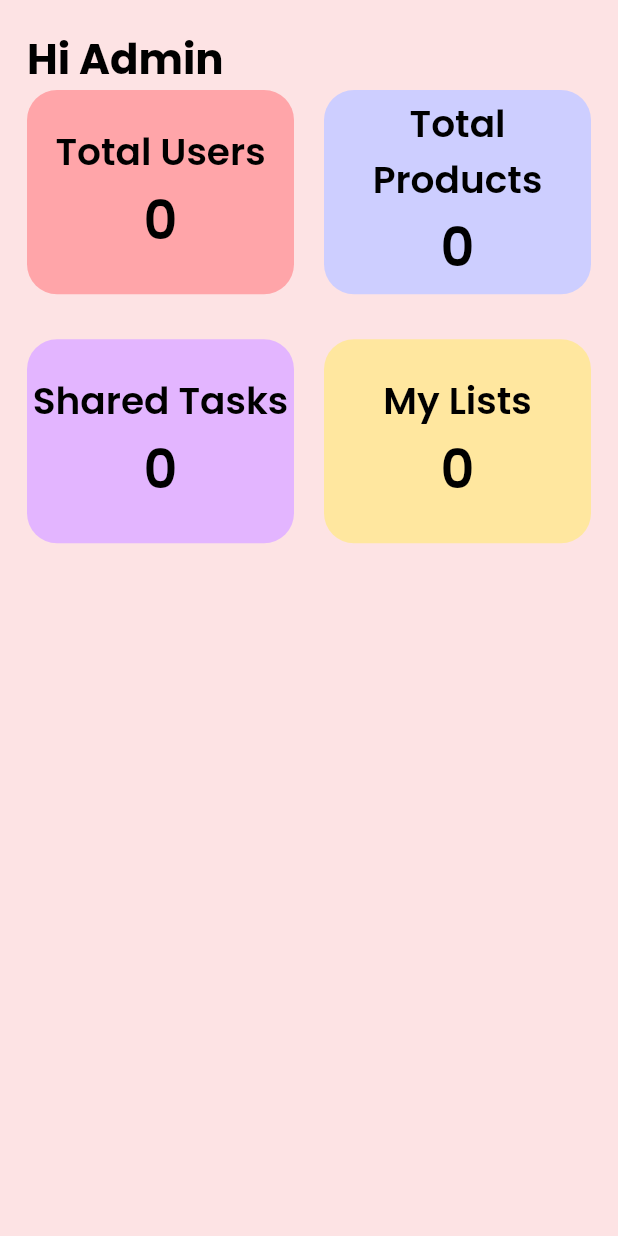
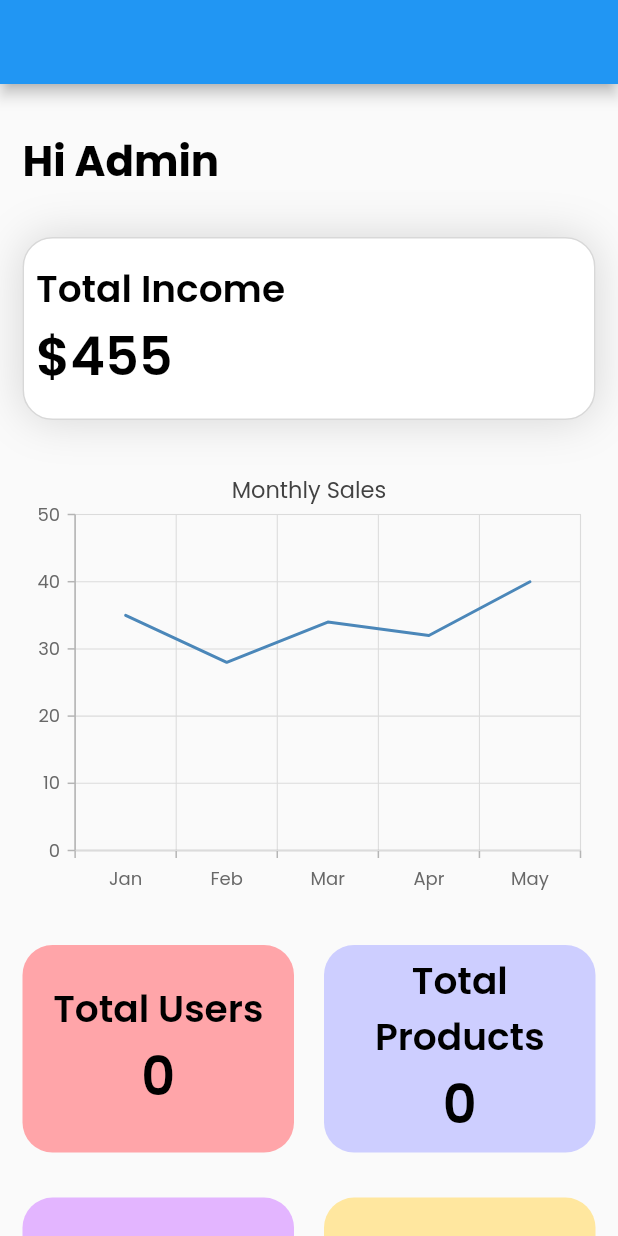
Before and after one commit to MJdugule/sellrateadmin, a Flutter app: the HomeScreen screen opened directly, on a phone screen of 412 x 824 dp. Run offline on Flutter 3.47's test engine with Material 2 defaults, Android fonts, the light colour scheme and no system bars; our stand-ins replace cloud_firestore, firebase_auth, firebase_core, flutter_easyloading, google_fonts, intl_phone_field and 1 more; accounts and stored records are empty.

```diff
--- a/lib/main.dart
+++ b/lib/main.dart
@@ -32,7 +32,7 @@ class MyApp extends StatelessWidget {
       title: 'Flutter Demo',
       debugShowCheckedModeBanner: false,
       theme: ThemeData(
-        scaffoldBackgroundColor: Color.fromARGB(255, 253, 227, 228),
+      //  scaffoldBackgroundColor: Color.fromARGB(255, 252, 243, 244),
         textTheme: GoogleFonts.poppinsTextTheme(),
       ),
       home: const AuthWrapper(),
--- a/lib/providers/auth_provider.dart
+++ b/lib/providers/auth_provider.dart
@@ -8,13 +8,10 @@ class AuthenticationProvider with ChangeNotifier{
 
   Future<UserCredential?>? register(email, password) async {
 
-    UserService().getAdminCredentials(email).then((value) async {
-        if(value.exists){
-          if(value['email'] == email){
-            if(value['password']== password){
 
+              UserCredential? userCredential;
               try{
-                UserCredential userCredential = await FirebaseAuth.instance.signInAnonymously();
+                userCredential = await FirebaseAuth.instance.signInAnonymously();
                 // if(userCredential != null){
                 //   progressDialog.dismiss();
                 //   Navigator.pushReplacementNamed(context, HomeScreen.id);
@@ -30,30 +27,13 @@ class AuthenticationProvider with ChangeNotifier{
                 );
 
               }
-              return;
-            }
+              return userCredential;
+
            // progressDialog.dismiss();
-          UserService().showMyDialog(
-            //context: context,
-            title: 'Incorrect Password',
-            message: 'Password you have entered is invalid'
-          );
-            return;
-          }
+
           //progressDialog.dismiss();
-          UserService().showMyDialog(
-           // context: context,
-            title: 'Invalid Username',
-            message: 'Username you have entered is incorrect'
-          );
-        }
-        //progressDialog.dismiss();
-          UserService().showMyDialog(
-           // context: context,
-            title: 'Invalid Username',
-            message: 'Username you have entered is incorrect'
-          );
-      });
+
+
 
     notifyListeners();
 
--- /dev/null
+++ b/lib/screens/home/component/chart.dart
@@ -0,0 +1,79 @@
+import 'package:flutter/cupertino.dart';
+import 'package:flutter/material.dart';
+import 'package:syncfusion_flutter_charts/charts.dart';
+import 'package:syncfusion_flutter_charts/sparkcharts.dart';
+
+class HomeChart extends StatefulWidget {
+  const HomeChart({Key? key}) : super(key: key);
+
+  @override
+  State<HomeChart> createState() => _HomeChartState();
+}
+
+class _HomeChartState extends State<HomeChart> {
+  List<_SalesData> data = [
+    _SalesData('Jan', 35),
+    _SalesData('Feb', 28),
+    _SalesData('Mar', 34),
+    _SalesData('Apr', 32),
+    _SalesData('May', 40)
+  ];
+  @override
+  Widget build(BuildContext context) {
+    return Padding(
+      padding: const EdgeInsets.symmetric(horizontal:15.0, vertical: 25),
+      child: Center(
+          child: SizedBox(
+
+            child: Column(
+              children: [
+                SfCartesianChart(primaryXAxis: CategoryAxis(),
+                    // Chart title
+                    title: ChartTitle(text: 'Monthly Sales'),
+                    // Enable legend
+                    //legend: Legend(isVisible: true),
+                    // Enable tooltip
+                    tooltipBehavior: TooltipBehavior(enable: true),
+                    series: <ChartSeries<_SalesData, String>>[
+                      LineSeries<_SalesData, String>(
+                          dataSource: data,
+                          xValueMapper: (_SalesData sales, _) => sales.year,
+                          yValueMapper: (_SalesData sales, _) => sales.sales,
+                         name: '',
+                          // Enable data label
+                          //dataLabelSettings: const DataLabelSettings(isVisible: true)
+                      )
+                    ]),
+
+            // Expanded(
+            //     child: Padding(
+            //       padding: const EdgeInsets.all(8.0),
+            //       //Initialize the spark charts widget
+            //       child: SfSparkLineChart.custom(
+            //         //Enable the trackball
+            //         trackball: const SparkChartTrackball(
+            //             activationMode: SparkChartActivationMode.tap),
+            //         //Enable marker
+            //         marker: const SparkChartMarker(
+            //             displayMode: SparkChartMarkerDisplayMode.all),
+            //         //Enable data label
+            //         labelDisplayMode: SparkChartLabelDisplayMode.all,
+            //         xValueMapper: (int index) => data[index].year,
+            //         yValueMapper: (int index) => data[index].sales,
+            //         dataCount: 5,
+            //       ),
+            //     ),)
+            ],
+            ),
+          )
+      ),
+    );
+  }
+}
+
+class _SalesData {
+  _SalesData(this.year, this.sales);
+
+  final String year;
+  final double sales;
+}
--- a/lib/screens/home/component/homeboxes.dart
+++ b/lib/screens/home/component/homeboxes.dart
@@ -18,7 +18,9 @@ class _HomeBoxesState extends State<HomeBoxes> {
   Widget build(BuildContext context) {
     final _productProvider = Provider.of<ProductProvider>(context);
     _productProvider.getproductTotal();
-    return ConstrainedBox(
+    return Padding(
+        padding: const EdgeInsets.symmetric(horizontal:15.0),
+      child: ConstrainedBox(
         constraints: const BoxConstraints(maxWidth: 550),
         child: GridView.count(
           crossAxisCount: 2,
@@ -73,6 +75,7 @@ class _HomeBoxesState extends State<HomeBoxes> {
                     text: '${_productProvider.productQty}')),
           ],
         ),
+      ),
     );
   }
 }
--- /dev/null
+++ b/lib/screens/home/component/revenue.dart
@@ -0,0 +1,58 @@
+import 'package:flutter/cupertino.dart';
+import 'package:flutter/material.dart';
+import 'package:google_fonts/google_fonts.dart';
+
+class Revenue extends StatefulWidget {
+  const Revenue({Key? key}) : super(key: key);
+
+  @override
+  State<Revenue> createState() => _RevenueState();
+}
+
+class _RevenueState extends State<Revenue> {
+  @override
+  Widget build(BuildContext context) {
+    return Padding(
+      padding: const EdgeInsets.symmetric(horizontal:15.0),
+      child: Container(
+        decoration: BoxDecoration(
+          border: Border.all(color: Colors.grey.withOpacity(.4), ),
+            boxShadow: [
+              BoxShadow(
+                color: Colors.grey.withOpacity(.4),
+                offset: const Offset(0, 0),
+                blurRadius: 25,
+              ),
+            ],
+            color: Colors.white, borderRadius: BorderRadius.circular(20)),
+        child: Padding(
+          padding: const EdgeInsets.only(left: 8.0, top: 15, bottom: 15),
+          child: Column(
+            mainAxisAlignment: MainAxisAlignment.center,
+            crossAxisAlignment: CrossAxisAlignment.start,
+            children: [
+              Text(
+                'Total Income',
+                style: GoogleFonts.poppins(
+                  fontWeight: FontWeight.w600,
+                  color: Colors.black,
+                  fontSize: 25,
+                ),
+                textAlign: TextAlign.center,
+              ), Text(
+                '\$455',
+                style: GoogleFonts.poppins(
+                  fontWeight: FontWeight.w600,
+                  color: Colors.black,
+                  fontSize: 35,
+                ),
+                textAlign: TextAlign.center,
+              ),
+            ],
+          ),
+        ),
+        // ),
+      ),
+    );
+  }
+}
--- a/lib/screens/home/homescreen.dart
+++ b/lib/screens/home/homescreen.dart
@@ -2,8 +2,10 @@ import 'package:flutter/material.dart';
 import 'package:flutter/src/foundation/key.dart';
 import 'package:flutter/src/widgets/framework.dart';
 import 'package:sellsrateadmin/constants.dart';
+import 'package:sellsrateadmin/screens/home/component/chart.dart';
 import 'package:sellsrateadmin/screens/home/component/home_widget.dart';
 import 'package:sellsrateadmin/screens/home/component/homeboxes.dart';
+import 'package:sellsrateadmin/screens/home/component/revenue.dart';
 
 class HomeScreen extends StatefulWidget {
   const HomeScreen({Key? key}) : super(key: key);
@@ -16,19 +18,22 @@ class _HomeScreenState extends State<HomeScreen> {
   @override
   Widget build(BuildContext context) {
     return Scaffold(
-      body: Padding(
-        padding: const EdgeInsets.all(18.0),
-        child: Column(
-          crossAxisAlignment: CrossAxisAlignment.start,
-          children: [
-                   SafeArea(child: Container()),
-             Text(
+      appBar: AppBar(),
+      body: ListView(
+        //crossAxisAlignment: CrossAxisAlignment.start,
+        children: [
+                 SafeArea(child: Container()),
+           Padding(
+           padding: const EdgeInsets.symmetric(horizontal:15.0, vertical: 30),
+             child: Text(
                   "Hi Admin",
                   style: headingStyle,
                 ),
-          HomeBoxes()
-          ],
-        ),
+           ),
+        Revenue(),
+        HomeChart(),
+        HomeBoxes()
+        ],
       ),
     );
   }
--- a/pubspec.yaml
+++ b/pubspec.yaml
@@ -44,6 +44,7 @@ dependencies:
   firebase_core: ^1.20.0
   firebase_storage: ^10.3.4
   flutter_easyloading: ^3.0.5
+  syncfusion_flutter_charts: ^20.2.40
 
 
 flutter_native_splash:
```
Also changed, not shown: pubspec.lock. Lines whose indentation alone changed are shown as unchanged.
